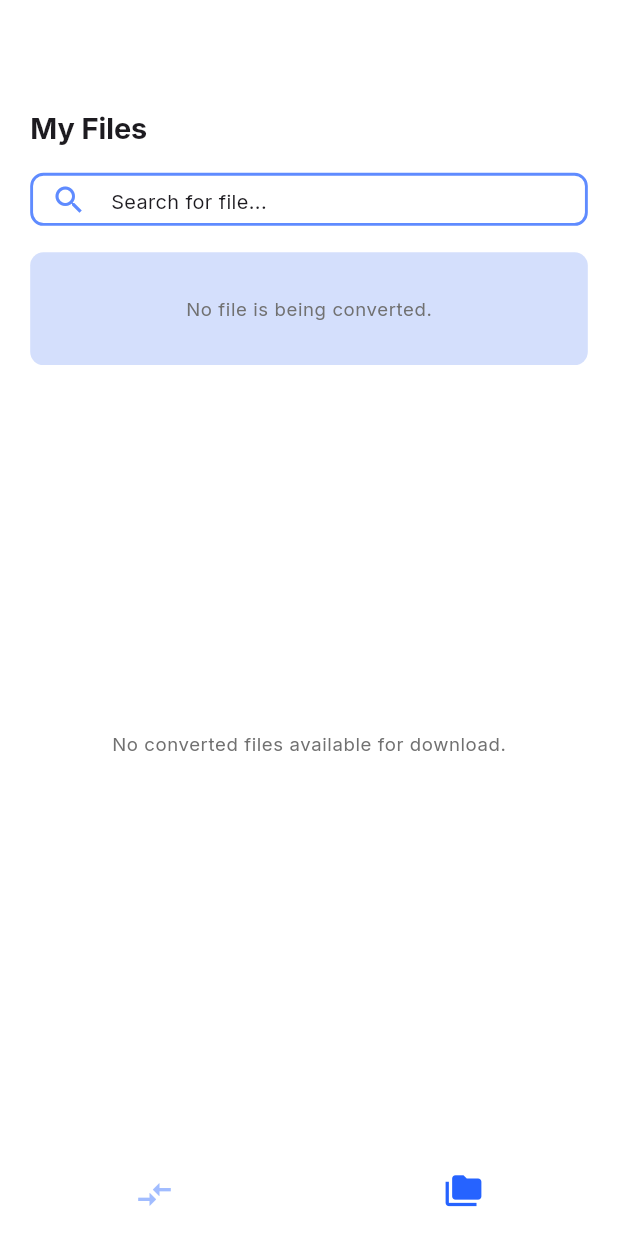
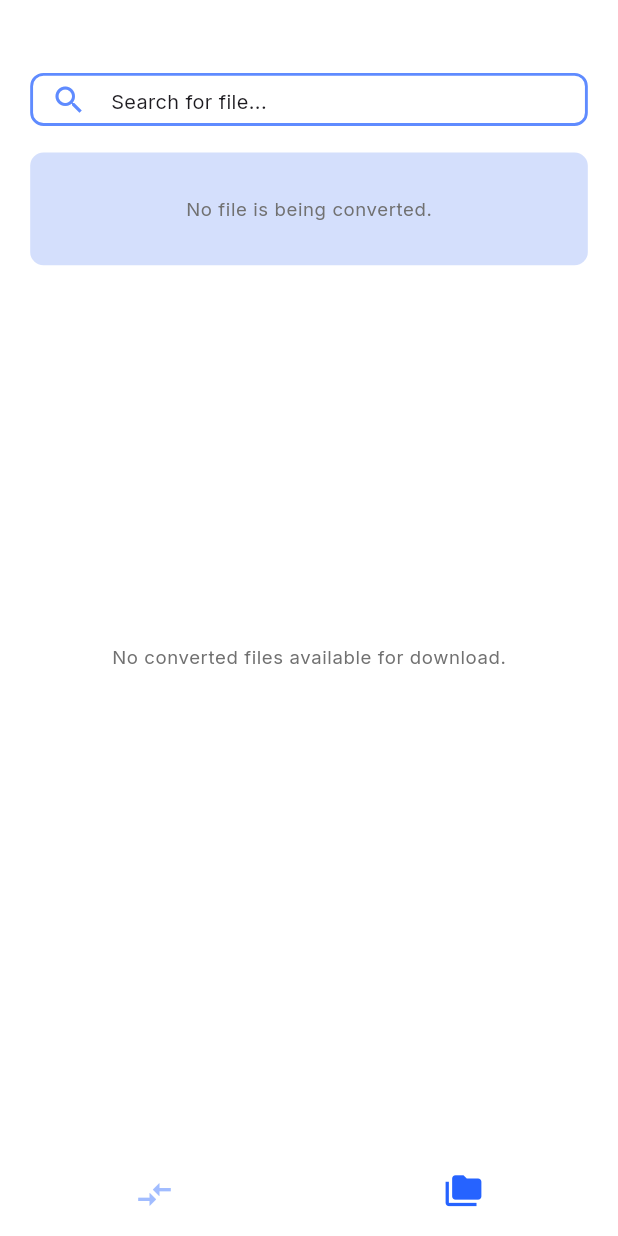
Before and after one commit to Adel-Alhassani/Convertify, a Flutter app: the screen it shows after launch, item 2 of the bottom bar chosen, on a phone screen of 412 x 824 dp. Run offline on Flutter 3.47's test engine with Material 3 defaults, Android fonts, the phone set to English and light mode, and no system bars; drawn by our look-alikes of persistent_bottom_nav_bar; our stand-ins replace dio, dotted_border, file_picker, flutter_dotenv, flutter_screenutil, flutter_svg and 8 more; missing offline and left inert: dart:ffi; network calls fail.

```diff
--- a/lib/view/screen/my_files_screen.dart
+++ b/lib/view/screen/my_files_screen.dart
@@ -17,8 +17,8 @@ class MyFilesScreen extends StatelessWidget {
   @override
   Widget build(BuildContext context) {
     FileController fileController = Get.find();
-    MyFilesBannerAdController myFilesBannerAdController = Get.put(MyFilesBannerAdController());
-    final double statusBarHeight = MediaQuery.of(context).viewPadding.top;
+    MyFilesBannerAdController myFilesBannerAdController =
+        Get.put(MyFilesBannerAdController());
     return Scaffold(
       backgroundColor: AppColor.whiteColor,
       body: SafeArea(
@@ -30,16 +30,16 @@ class MyFilesScreen extends StatelessWidget {
                 // crossAxisAlignment: CrossAxisAlignment.start,
                 padding: EdgeInsets.all(0),
                 children: [
+                  // SizedBox(
+                  //   height: 25.h,
+                  // ),
+                  // Text(
+                  //   "my_files".tr,
+                  //   style: Get.textTheme.headlineMedium!
+                  //       .copyWith(fontWeight: FontWeight.w700),
+                  // ),
                   SizedBox(
-                    height: statusBarHeight + 82.h,
-                  ),
-                  Text(
-                    "my_files".tr,
-                    style: Get.textTheme.headlineMedium!
-                        .copyWith(fontWeight: FontWeight.w700),
-                  ),
-                  SizedBox(
-                    height: 20.h,
+                    height: 55.h,
                   ),
                   SearchFileBar(onChanged: (value) {
                     fileController.searchFor(value);
@@ -74,7 +74,7 @@ class MyFilesScreen extends StatelessWidget {
                   ),
                   Container(
                     constraints: BoxConstraints(
-                      maxHeight: 530.h,
+                      maxHeight: 550.h,
                     ),
                     child: fileController.downloadableFiles.isEmpty
                         ? Center(
@@ -84,8 +84,6 @@ class MyFilesScreen extends StatelessWidget {
                                 .copyWith(color: AppColor.blackSecondaryColor),
                           ))
                         : CustomAnimatedList(
-                            // reverse: true,
-                            // padding: const EdgeInsets.all(0),
                             listKey: fileController.listKey,
                             itemsLength: fileController.searchResult.isNotEmpty
                                 ? fileController.searchResult.length
@@ -161,9 +159,10 @@ class MyFilesScreen extends StatelessWidget {
           ),
           Align(
             alignment: Alignment.bottomCenter,
-            child: Obx(() => myFilesBannerAdController.isMyFilesAdBannerLoaded.value
-                ? bannerAdWidget(myFilesBannerAdController.myFilesBannerAd!)
-                : const SizedBox.shrink()),
+            child: Obx(() =>
+                myFilesBannerAdController.isMyFilesAdBannerLoaded.value
+                    ? bannerAdWidget(myFilesBannerAdController.myFilesBannerAd!)
+                    : const SizedBox.shrink()),
           )
         ]),
       ),
```
